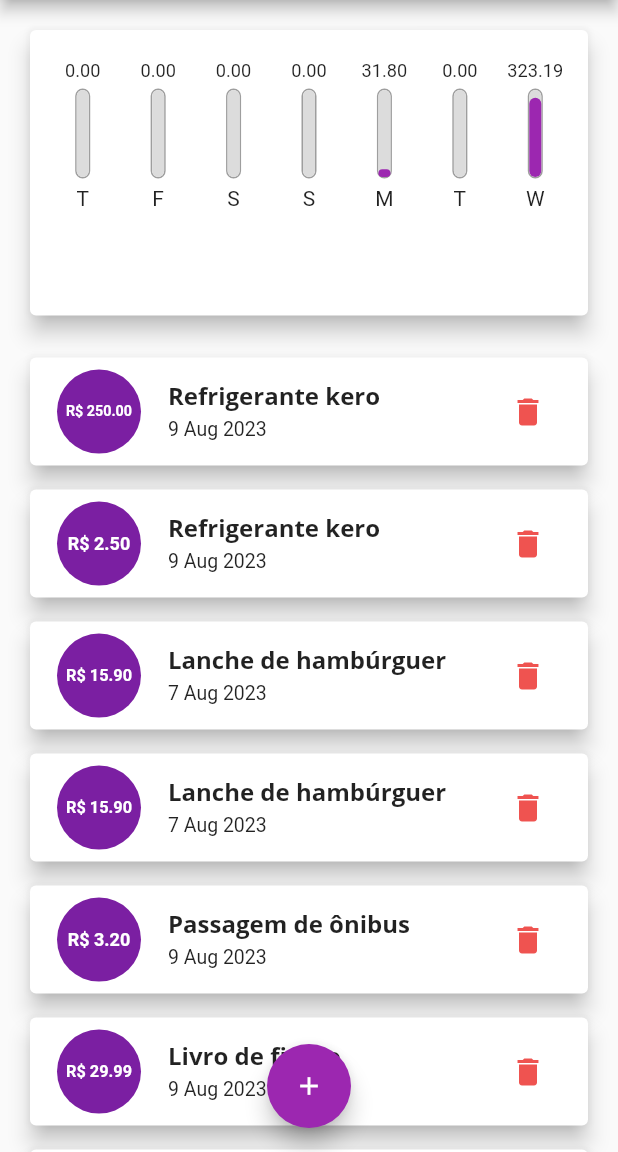
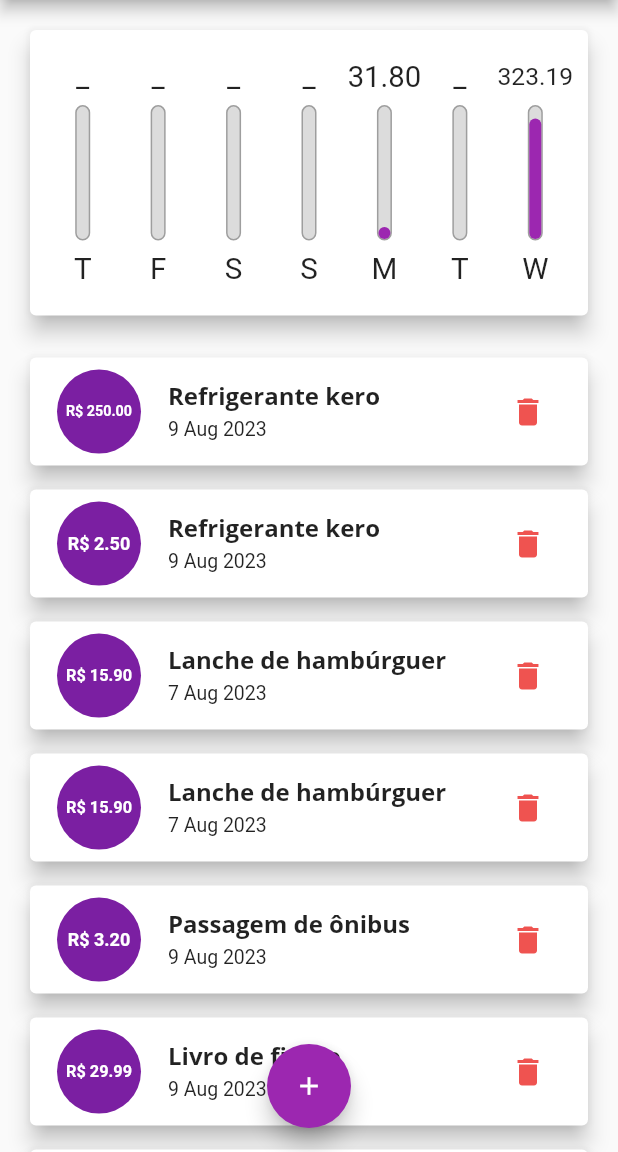
Before and after one commit to Brennez/Flutter-course, a Flutter app: the screen it shows after launch, on a phone screen of 412 x 824 dp, the part 84-1236 px from its top. Run offline on Flutter 3.47's test engine with Material 2 defaults, Android fonts, the phone set to English and light mode, and no system bars.

Commit message:
feat: char bar widget reponsive using constraints

```diff
--- a/expenses_app/lib/components/chart_bar.dart
+++ b/expenses_app/lib/components/chart_bar.dart
@@ -15,36 +15,33 @@ class ChartBar extends StatelessWidget {
 
   @override
   Widget build(BuildContext context) {
+    return LayoutBuilder(
+      builder: (context, constraints) {
         return Column(
           children: [
             Container(
-          height: 14,
+              height: constraints.maxHeight * 0.15,
               child: FittedBox(
                 child: Text(
-              '${value.toStringAsFixed(2)}',
+                  '${value == 0.0 ? '_' : value.toStringAsFixed(2)}',
                   style: myTheme.textTheme.titleSmall,
                 ),
               ),
             ),
-        const SizedBox(height: 5),
+            SizedBox(height: constraints.maxHeight * 0.05),
             Container(
-          height: 60,
+              height: constraints.maxHeight * 0.6,
               width: 10,
               decoration: BoxDecoration(
                 borderRadius: BorderRadius.circular(6),
                 border: Border.all(
                   color: Colors.grey,
                 ),
+                color: const Color.fromRGBO(220, 220, 220, 1),
               ),
               child: Stack(
                 alignment: Alignment.bottomCenter,
                 children: [
-              Container(
-                decoration: BoxDecoration(
-                  borderRadius: BorderRadius.circular(6),
-                  color: const Color.fromRGBO(220, 220, 220, 1),
-                ),
-              ),
                   FractionallySizedBox(
                     heightFactor: percentage,
                     child: Container(
@@ -57,9 +54,16 @@ class ChartBar extends StatelessWidget {
                 ],
               ),
             ),
-        const SizedBox(height: 5),
-        Text(label),
+            SizedBox(height: constraints.maxHeight * 0.05),
+            Container(
+              height: constraints.maxHeight * 0.15,
+              child: FittedBox(
+                child: Text(label),
+              ),
+            ),
           ],
+        );
+      },
     );
   }
 }
```
Lines whose indentation alone changed are shown as unchanged.
